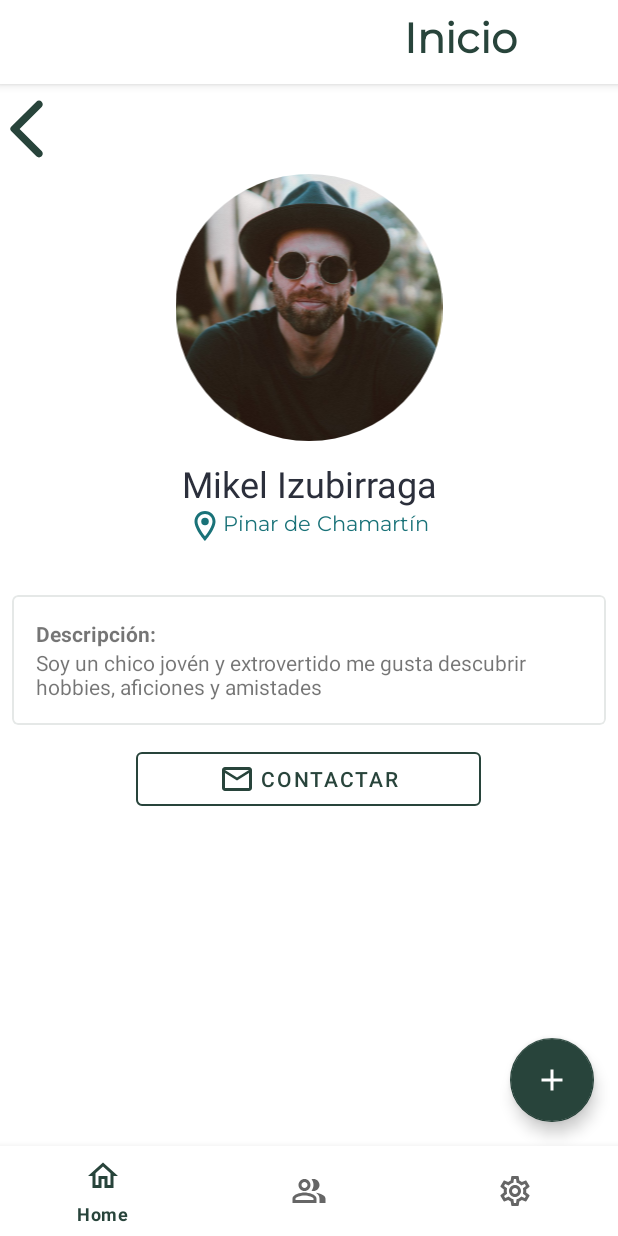
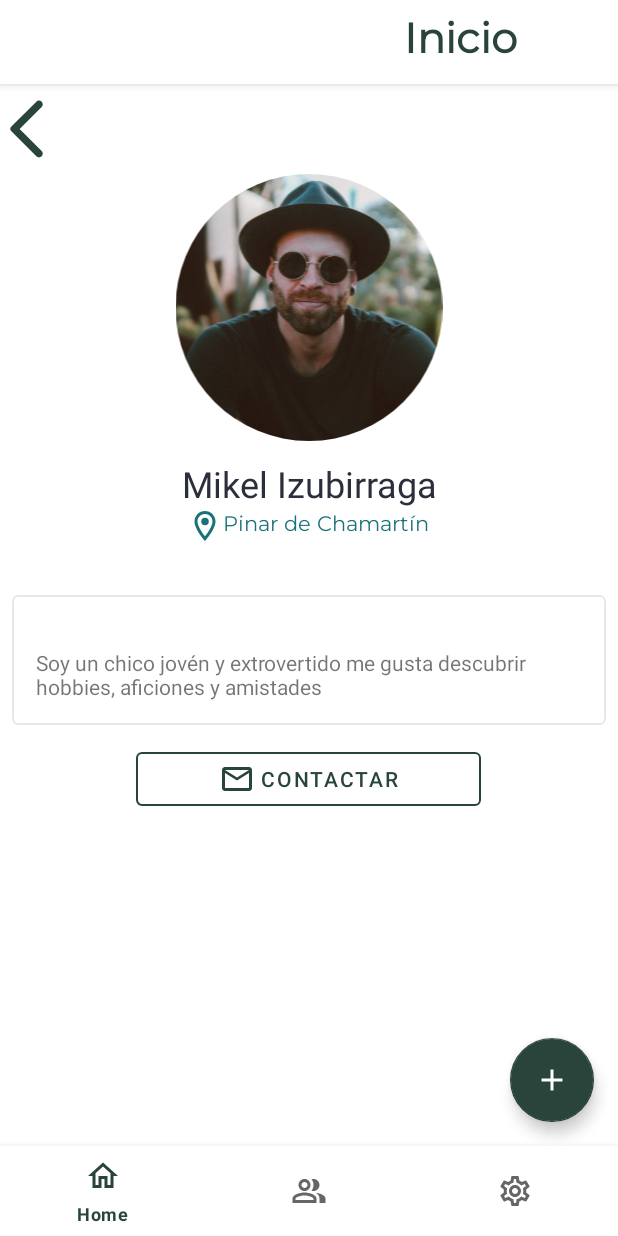
Before and after one commit to alxgarci/commons, an Android app: the fragment BusquedaVecinosFragment placed in its activity, after a tap on "Mikel Izubirraga", on a phone screen of 412 x 824 dp. Run offline under Robolectric (Android 15) with nearby library versions, the phone set to English and light mode, and no system bars; our stand-ins replace Firebase (no records; nobody signed in at launch, a user with empty details on screens opened directly).

Commit message:
entrega final PIntegrador

```diff
--- a/app/src/main/res/layout/fragment_perfil.xml
+++ b/app/src/main/res/layout/fragment_perfil.xml
@@ -16,8 +16,6 @@
             android:layout_gravity="center"
             android:layout_marginTop="40dp"
             />
-
-
 
         <TextView
             android:id="@+id/tvFragmentNombre"
--- a/app/src/main/res/layout/fragment_vecino.xml
+++ b/app/src/main/res/layout/fragment_vecino.xml
@@ -26,7 +26,6 @@
         android:layout_width="match_parent"
         android:layout_height="wrap_content"
         android:layout_marginTop="12dp"
-        android:text="@string/tv_fragment_nombre"
         android:textAlignment="center"
         android:textColor="@color/colorBlack"
         android:textSize="24sp" />
@@ -46,8 +45,7 @@
             android:layout_width="wrap_content"
             android:layout_height="wrap_content"
             android:fontFamily="@font/montserrat"
-            android:textColor="@color/colorPrimaryLight"
-            android:text="@string/tv_fragment_ubicacion"/>
+            android:textColor="@color/colorPrimaryLight"/>
     </LinearLayout>
     <com.google.android.material.card.MaterialCardView
         android:id="@+id/mcCardViewVecino"
@@ -67,14 +65,12 @@
                 android:id="@+id/tvFragmentDes"
                 android:layout_width="wrap_content"
                 android:layout_height="wrap_content"
-                android:text="@string/tv_fragment_desc"
                 android:textStyle="bold"/>
 
             <TextView
                 android:id="@+id/tvFragmentDescripcion"
                 android:layout_width="wrap_content"
-                android:layout_height="wrap_content"
-                android:text="@string/tv_fragment_descripcion"/>
+                android:layout_height="wrap_content"/>
         </LinearLayout>
 
 
--- a/app/src/main/res/layout/item_material_usuario_busqvec.xml
+++ b/app/src/main/res/layout/item_material_usuario_busqvec.xml
@@ -27,7 +27,6 @@
                 android:layout_height="wrap_content"
                 android:layout_marginTop="16dp"
                 android:textAlignment="center"
-                android:text="Mikel Izubirraga"
                 android:textColor="@color/colorPrimary"
                 android:textSize="22sp"/>
             <LinearLayout
@@ -48,7 +47,6 @@
                     android:layout_height="wrap_content"
                     android:paddingStart="0dp"
                     android:gravity="center"
-                    android:text="A 1.2 km de ti"
                     android:textSize="15sp"
                     android:fontFamily="@font/montserrat"
                     android:textColor="@color/colorPrimaryLight"/>
--- a/app/src/main/res/layout/item_material_usuario_inicio.xml
+++ b/app/src/main/res/layout/item_material_usuario_inicio.xml
@@ -27,7 +27,6 @@
                 android:layout_height="wrap_content"
                 android:layout_marginTop="16dp"
                 android:textAlignment="center"
-                android:text="Mikel Izubirraga"
                 android:textColor="@color/colorPrimary"
                 android:textSize="22sp"/>
             <LinearLayout
@@ -48,7 +47,6 @@
                     android:layout_height="wrap_content"
                     android:paddingStart="0dp"
                     android:gravity="center"
-                    android:text="A 1.2 km de ti"
                     android:textSize="14sp"
                     android:fontFamily="@font/montserrat"
                     android:textColor="@color/colorPrimaryLight"/>
@@ -64,8 +62,7 @@
                 android:layout_height="wrap_content"
                 android:layout_marginTop="16dp"
                 android:layout_marginLeft="16dp"
-                android:layout_marginRight="16dp"
-                android:text="Busco amigos para sallir a hacer un poquito de jogging que me estoy poniendo fondon. Y claro esto no puede ser bueno porque luego van a llegar las Navidades y hombre, esta feo"/>
+                android:layout_marginRight="16dp"/>
 
         </LinearLayout>
     </LinearLayout>
--- a/app/src/main/res/values/strings.xml
+++ b/app/src/main/res/values/strings.xml
@@ -55,4 +55,8 @@
     <string name="anuncio_creado_ok">Se ha publicado el anuncio correctamente.</string>
     <string name="selecciona_imagen">Selecciona una imagen</string>
     <string name="hint_signup_usuario">Nombre</string>
+    <string name="chip_1">1km</string>
+    <string name="chip_3">3km</string>
+    <string name="chip_5">5km</string>
+    <string name="chip_10">10km</string>
 </resources>
```
Also changed, not shown: app/src/main/res/layout/fragment_busqueda_vecinos.xml (+4 -4 lines). Lines whose indentation alone changed are shown as unchanged.
